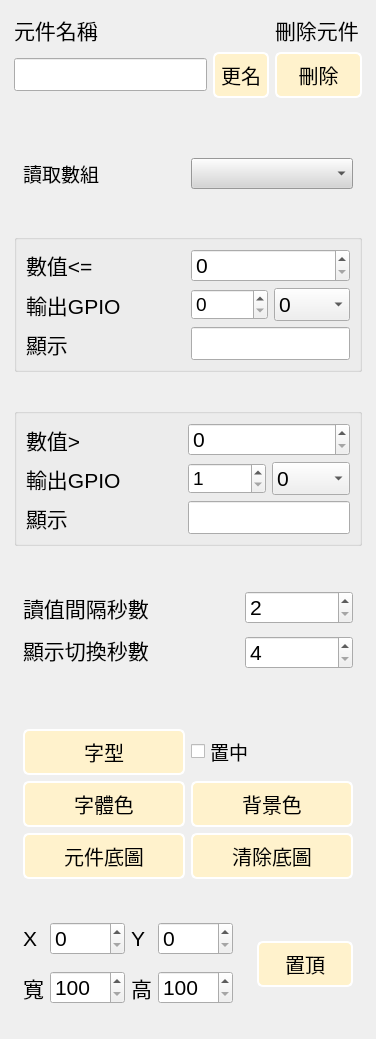
Old version of the form src/ActiveManager/LayerEditor.ui in the repository roger0816/BoardT.
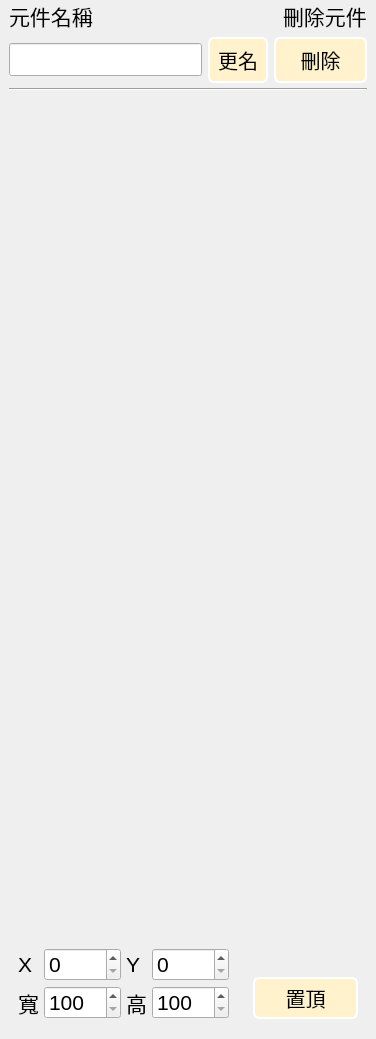
New version of the form. The open tabs and pages were chosen to show the change. Custom widgets are drawn as their Qt base class.

```diff
--- a/src/ActiveManager/LayerEditor.ui
+++ b/src/ActiveManager/LayerEditor.ui
@@ -88,21 +88,24 @@
     border-width: 2px;
 }</string>
      </property>
-     <layout class="QVBoxLayout" name="verticalLayout_2" stretch="0,3,0">
+     <layout class="QVBoxLayout" name="verticalLayout_2">
+      <property name="spacing">
+       <number>5</number>
+      </property>
       <property name="leftMargin">
-       <number>5</number>
+       <number>0</number>
       </property>
       <property name="topMargin">
-       <number>5</number>
+       <number>0</number>
       </property>
       <property name="rightMargin">
-       <number>5</number>
+       <number>0</number>
       </property>
       <property name="bottomMargin">
-       <number>5</number>
+       <number>0</number>
       </property>
       <item>
-       <widget class="QWidget" name="widget" native="true">
+       <widget class="QWidget" name="wTop" native="true">
         <property name="sizePolicy">
          <sizepolicy hsizetype="Preferred" vsizetype="Fixed">
           <horstretch>0</horstretch>
@@ -121,7 +124,29 @@
          </font>
         </property>
         <layout class="QGridLayout" name="gridLayout_2">
-         <item row="1" column="0">
+         <property name="topMargin">
+          <number>0</number>
+         </property>
+         <property name="bottomMargin">
+          <number>0</number>
+         </property>
+         <property name="verticalSpacing">
+          <number>5</number>
+         </property>
+         <item row="0" column="1">
+          <spacer name="horizontalSpacer">
+           <property name="orientation">
+            <enum>Qt::Horizontal</enum>
+           </property>
+           <property name="sizeHint" stdset="0">
+            <size>
+             <width>40</width>
+             <height>20</height>
+            </size>
+           </property>
+          </spacer>
+         </item>
+         <item row="1" column="0" colspan="3">
           <widget class="QWidget" name="widget_4" native="true">
            <property name="minimumSize">
             <size>
@@ -189,24 +214,24 @@
               </property>
              </widget>
             </item>
+            <item>
+             <widget class="QPushButton" name="btnDelete">
+              <property name="font">
+               <font>
+                <pointsize>-1</pointsize>
+                <weight>50</weight>
+                <italic>false</italic>
+                <bold>false</bold>
+               </font>
+              </property>
+              <property name="text">
+               <string>刪除</string>
+              </property>
+             </widget>
+            </item>
            </layout>
           </widget>
          </item>
-         <item row="1" column="1">
-          <widget class="QPushButton" name="btnDelete">
-           <property name="font">
-            <font>
-             <pointsize>-1</pointsize>
-             <weight>50</weight>
-             <italic>false</italic>
-             <bold>false</bold>
-            </font>
-           </property>
-           <property name="text">
-            <string>刪除</string>
-           </property>
-          </widget>
-         </item>
          <item row="0" column="0">
           <widget class="QLabel" name="label_7">
            <property name="font">
@@ -219,8 +244,8 @@
            </property>
           </widget>
          </item>
-         <item row="0" column="1">
-          <widget class="QLabel" name="label_8">
+         <item row="0" column="2">
+          <widget class="QLabel" name="label_5">
            <property name="font">
             <font>
              <pointsize>16</pointsize>
@@ -231,20 +256,33 @@
            </property>
           </widget>
          </item>
+         <item row="2" column="0" colspan="3">
+          <widget class="Line" name="line">
+           <property name="orientation">
+            <enum>Qt::Horizontal</enum>
+           </property>
+          </widget>
+         </item>
         </layout>
        </widget>
       </item>
       <item>
        <widget class="QStackedWidget" name="stackType">
+        <property name="sizePolicy">
+         <sizepolicy hsizetype="Preferred" vsizetype="Minimum">
+          <horstretch>0</horstretch>
+          <verstretch>0</verstretch>
+         </sizepolicy>
+        </property>
         <property name="font">
          <font>
           <pointsize>16</pointsize>
          </font>
         </property>
         <property name="currentIndex">
-         <number>5</number>
+         <number>0</number>
         </property>
-        <widget class="QWidget" name="pageText">
+        <widget class="EditLabel" name="pageText">
          <property name="font">
           <font>
            <pointsize>16</pointsize>
@@ -263,265 +301,6 @@
           <property name="bottomMargin">
            <number>0</number>
           </property>
-          <item row="0" column="0">
-           <widget class="QWidget" name="widget_6" native="true">
-            <property name="font">
-             <font>
-              <pointsize>16</pointsize>
-             </font>
-            </property>
-            <layout class="QGridLayout" name="gridLayout_5">
-             <property name="leftMargin">
-              <number>0</number>
-             </property>
-             <property name="topMargin">
-              <number>0</number>
-             </property>
-             <property name="rightMargin">
-              <number>0</number>
-             </property>
-             <property name="bottomMargin">
-              <number>0</number>
-             </property>
-             <property name="spacing">
-              <number>10</number>
-             </property>
-             <item row="2" column="0" colspan="2">
-              <widget class="QPushButton" name="btnSelectFont">
-               <property name="font">
-                <font>
-                 <pointsize>-1</pointsize>
-                 <weight>50</weight>
-                 <italic>false</italic>
-                 <bold>false</bold>
-                </font>
-               </property>
-               <property name="text">
-                <string>選擇字型</string>
-               </property>
-              </widget>
-             </item>
-             <item row="3" column="0" colspan="4">
-              <widget class="QWidget" name="widget_10" native="true">
-               <property name="minimumSize">
-                <size>
-                 <width>100</width>
-                 <height>100</height>
-                </size>
-               </property>
-               <layout class="QGridLayout" name="gridLayout_4">
-                <property name="leftMargin">
-                 <number>0</number>
-                </property>
-                <property name="topMargin">
-                 <number>0</number>
-                </property>
-                <property name="rightMargin">
-                 <number>0</number>
-                </property>
-                <property name="bottomMargin">
-                 <number>0</number>
-                </property>
-                <item row="0" column="1">
-                 <widget class="QPushButton" name="btnBgColor">
-                  <property name="sizePolicy">
-                   <sizepolicy hsizetype="Preferred" vsizetype="Preferred">
-                    <horstretch>0</horstretch>
-                    <verstretch>0</verstretch>
-                   </sizepolicy>
-                  </property>
-                  <property name="minimumSize">
-                   <size>
-                    <width>96</width>
-                    <height>42</height>
-                   </size>
-                  </property>
-                  <property name="maximumSize">
-                   <size>
-                    <width>16777215</width>
-                    <height>16777215</height>
-                   </size>
-                  </property>
-                  <property name="font">
-                   <font>
-                    <pointsize>-1</pointsize>
-                    <weight>50</weight>
-                    <italic>false</italic>
-                    <bold>false</bold>
-                   </font>
-                  </property>
-                  <property name="text">
-                   <string>背景色</string>
-                  </property>
-                 </widget>
-                </item>
-                <item row="1" column="1">
-                 <widget class="QPushButton" name="btnClearBg">
-                  <property name="sizePolicy">
-                   <sizepolicy hsizetype="Preferred" vsizetype="Preferred">
-                    <horstretch>0</horstretch>
-                    <verstretch>0</verstretch>
-                   </sizepolicy>
-                  </property>
-                  <property name="minimumSize">
-                   <size>
-                    <width>96</width>
-                    <height>42</height>
-                   </size>
-                  </property>
-                  <property name="font">
-                   <font>
-                    <pointsize>-1</pointsize>
-                    <weight>50</weight>
-                    <italic>false</italic>
-                    <bold>false</bold>
-                   </font>
-                  </property>
-                  <property name="text">
-                   <string>清除底圖</string>
-                  </property>
-                 </widget>
-                </item>
-                <item row="1" column="0">
-                 <widget class="QPushButton" name="btnBgImage">
-                  <property name="sizePolicy">
-                   <sizepolicy hsizetype="Preferred" vsizetype="Preferred">
-                    <horstretch>0</horstretch>
-                    <verstretch>0</verstretch>
-                   </sizepolicy>
-                  </property>
-                  <property name="minimumSize">
-                   <size>
-                    <width>96</width>
-                    <height>42</height>
-                   </size>
-                  </property>
-                  <property name="font">
-                   <font>
-                    <pointsize>-1</pointsize>
-                    <weight>50</weight>
-                    <italic>false</italic>
-                    <bold>false</bold>
-                   </font>
-                  </property>
-                  <property name="focusPolicy">
-                   <enum>Qt::NoFocus</enum>
-                  </property>
-                  <property name="text">
-                   <string>元件底圖</string>
-                  </property>
-                 </widget>
-                </item>
-                <item row="0" column="0">
-                 <widget class="QPushButton" name="btnTxtColor">
-                  <property name="sizePolicy">
-                   <sizepolicy hsizetype="Preferred" vsizetype="Preferred">
-                    <horstretch>0</horstretch>
-                    <verstretch>0</verstretch>
-                   </sizepolicy>
-                  </property>
-                  <property name="minimumSize">
-                   <size>
-                    <width>96</width>
-                    <height>42</height>
-                   </size>
-                  </property>
-                  <property name="maximumSize">
-                   <size>
-                    <width>16777215</width>
-                    <height>16777215</height>
-                   </size>
-                  </property>
-                  <property name="font">
-                   <font>
-                    <pointsize>-1</pointsize>
-                    <weight>50</weight>
-                    <italic>false</italic>
-                    <bold>false</bold>
-                   </font>
-                  </property>
-                  <property name="text">
-                   <string>字體色</string>
-                  </property>
-                 </widget>
-                </item>
-               </layout>
-              </widget>
-             </item>
-             <item row="6" column="2">
-              <spacer name="verticalSpacer_3">
-               <property name="orientation">
-                <enum>Qt::Vertical</enum>
-               </property>
-               <property name="sizeHint" stdset="0">
-                <size>
-                 <width>20</width>
-                 <height>40</height>
-                </size>
-               </property>
-              </spacer>
-             </item>
-             <item row="0" column="0" colspan="4">
-              <widget class="QWidget" name="widget_9" native="true">
-               <layout class="QHBoxLayout" name="horizontalLayout_6">
-                <item>
-                 <widget class="QLabel" name="label_5">
-                  <property name="sizePolicy">
-                   <sizepolicy hsizetype="Maximum" vsizetype="Preferred">
-                    <horstretch>0</horstretch>
-                    <verstretch>0</verstretch>
-                   </sizepolicy>
-                  </property>
-                  <property name="font">
-                   <font>
-                    <pointsize>16</pointsize>
-                   </font>
-                  </property>
-                  <property name="text">
-                   <string>文字:</string>
-                  </property>
-                 </widget>
-                </item>
-                <item>
-                 <widget class="QLineEdit" name="txtText">
-                  <property name="font">
-                   <font>
-                    <pointsize>20</pointsize>
-                   </font>
-                  </property>
-                  <property name="text">
-                   <string>TEXT</string>
-                  </property>
-                 </widget>
-                </item>
-               </layout>
-              </widget>
-             </item>
-             <item row="6" column="3">
-              <widget class="QLabel" name="label_18">
-               <property name="text">
-                <string/>
-               </property>
-              </widget>
-             </item>
-             <item row="2" column="2" colspan="2">
-              <widget class="QCheckBox" name="chCent">
-               <property name="font">
-                <font>
-                 <pointsize>16</pointsize>
-                </font>
-               </property>
-               <property name="text">
-                <string>文字置中</string>
-               </property>
-               <property name="checked">
-                <bool>true</bool>
-               </property>
-              </widget>
-             </item>
-            </layout>
-           </widget>
-          </item>
          </layout>
         </widget>
         <widget class="QWidget" name="pagePic">
@@ -851,7 +630,7 @@
           </item>
          </layout>
         </widget>
-        <widget class="QWidget" name="pageTxValue">
+        <widget class="EditTxObj" name="pageTxValue">
          <layout class="QGridLayout" name="gridLayout_12">
           <property name="topMargin">
            <number>0</number>
@@ -862,569 +641,12 @@
           <property name="horizontalSpacing">
            <number>0</number>
           </property>
-          <item row="0" column="0">
-           <widget class="QWidget" name="widget_3" native="true">
-            <property name="minimumSize">
-             <size>
-              <width>150</width>
-              <height>300</height>
-             </size>
-            </property>
-            <property name="font">
-             <font>
-              <pointsize>16</pointsize>
-             </font>
-            </property>
-            <layout class="QVBoxLayout" name="verticalLayout_3">
-             <property name="spacing">
-              <number>0</number>
-             </property>
-             <property name="leftMargin">
-              <number>0</number>
-             </property>
-             <property name="topMargin">
-              <number>0</number>
-             </property>
-             <property name="rightMargin">
-              <number>0</number>
-             </property>
-             <property name="bottomMargin">
-              <number>0</number>
-             </property>
-             <item>
-              <widget class="QWidget" name="widget_12" native="true">
-               <property name="sizePolicy">
-                <sizepolicy hsizetype="Preferred" vsizetype="Fixed">
-                 <horstretch>0</horstretch>
-                 <verstretch>0</verstretch>
-                </sizepolicy>
-               </property>
-               <property name="minimumSize">
-                <size>
-                 <width>0</width>
-                 <height>40</height>
-                </size>
-               </property>
-               <layout class="QHBoxLayout" name="horizontalLayout_5">
-                <item>
-                 <widget class="QLabel" name="label_10">
-                  <property name="font">
-                   <font>
-                    <pointsize>14</pointsize>
-                   </font>
-                  </property>
-                  <property name="text">
-                   <string>讀取數組</string>
-                  </property>
-                 </widget>
-                </item>
-                <item>
-                 <widget class="QComboBox" name="cbTxValue">
-                  <property name="font">
-                   <font>
-                    <pointsize>14</pointsize>
-                   </font>
-                  </property>
-                  <property name="styleSheet">
-                   <string notr="true">background-color: rgb(213, 213, 213);</string>
-                  </property>
-                 </widget>
-                </item>
-               </layout>
-              </widget>
-             </item>
-             <item>
-              <widget class="QGroupBox" name="groupBox">
-               <property name="sizePolicy">
-                <sizepolicy hsizetype="Preferred" vsizetype="Fixed">
-                 <horstretch>0</horstretch>
-                 <verstretch>0</verstretch>
-                </sizepolicy>
-               </property>
-               <property name="minimumSize">
-                <size>
-                 <width>0</width>
-                 <height>40</height>
-                </size>
-               </property>
-               <property name="font">
-                <font>
-                 <pointsize>16</pointsize>
-                </font>
-               </property>
-               <property name="title">
-                <string/>
-               </property>
-               <layout class="QGridLayout" name="gridLayout_13" rowstretch="1,0,0" columnstretch="2,1,1">
-                <item row="1" column="1" colspan="2">
-                 <widget class="QWidget" name="widget_15" native="true">
-                  <property name="font">
-                   <font>
-                    <pointsize>14</pointsize>
-                   </font>
-                  </property>
-                  <layout class="QHBoxLayout" name="horizontalLayout_7">
-                   <property name="leftMargin">
-                    <number>0</number>
-                   </property>
-                   <property name="topMargin">
-                    <number>0</number>
-                   </property>
-                   <property name="rightMargin">
-                    <number>0</number>
-                   </property>
-                   <property name="bottomMargin">
-                    <number>0</number>
-                   </property>
-                   <item>
-                    <widget class="QSpinBox" name="spinBox">
-                     <property name="maximum">
-                      <number>1</number>
-                     </property>
-                     <property name="singleStep">
-                      <number>40</number>
-                     </property>
-                    </widget>
-                   </item>
-                   <item>
-                    <widget class="QComboBox" name="comboBox_2">
-                     <property name="font">
-                      <font>
-                       <pointsize>16</pointsize>
-                      </font>
-                     </property>
-                     <item>
-                      <property name="text">
-                       <string>0</string>
-                      </property>
-                     </item>
-                     <item>
-                      <property name="text">
-                       <string>1</string>
-                      </property>
-                     </item>
-                    </widget>
-                   </item>
-                  </layout>
-                 </widget>
-                </item>
-                <item row="0" column="1" colspan="2">
-                 <widget class="QSpinBox" name="sbMin">
-                  <property name="font">
-                   <font>
-                    <pointsize>16</pointsize>
-                   </font>
-                  </property>
-                 </widget>
-                </item>
-                <item row="0" column="0">
-                 <widget class="QLabel" name="label_11">
-                  <property name="font">
-                   <font>
-                    <pointsize>16</pointsize>
-                   </font>
-                  </property>
-                  <property name="text">
-                   <string>數值&lt;=</string>
-                  </property>
-                 </widget>
-                </item>
-                <item row="2" column="1" colspan="2">
-                 <widget class="QLineEdit" name="txTxValueMinMsg">
-                  <property name="font">
-                   <font>
-                    <pointsize>16</pointsize>
-                   </font>
-                  </property>
-                 </widget>
-                </item>
-                <item row="2" column="0">
-                 <widget class="QLabel" name="label_15">
-                  <property name="font">
-                   <font>
-                    <pointsize>16</pointsize>
-                   </font>
-                  </property>
-                  <property name="text">
-                   <string>顯示</string>
-                  </property>
-                 </widget>
-                </item>
-                <item row="1" column="0">
-                 <widget class="QLabel" name="label_16">
-                  <property name="font">
-                   <font>
-                    <pointsize>16</pointsize>
-                   </font>
-                  </property>
-                  <property name="text">
-                   <string>輸出GPIO</string>
-                  </property>
-                 </widget>
-                </item>
-               </layout>
-              </widget>
-             </item>
-             <item>
-              <widget class="QGroupBox" name="groupBox_2">
-               <property name="sizePolicy">
-                <sizepolicy hsizetype="Preferred" vsizetype="Fixed">
-                 <horstretch>0</horstretch>
-                 <verstretch>0</verstretch>
-                </sizepolicy>
-               </property>
-               <property name="minimumSize">
-                <size>
-                 <width>0</width>
-                 <height>40</height>
-                </size>
-               </property>
-               <property name="font">
-                <font>
-                 <pointsize>16</pointsize>
-                </font>
-               </property>
-               <property name="title">
-                <string/>
-               </property>
-               <layout class="QGridLayout" name="gridLayout_14" columnstretch="2,1,1">
-                <item row="0" column="0">
-                 <widget class="QLabel" name="label_12">
-                  <property name="font">
-                   <font>
-                    <pointsize>16</pointsize>
-                   </font>
-                  </property>
-                  <property name="text">
-                   <string>數值&gt;</string>
-                  </property>
-                 </widget>
-                </item>
-                <item row="1" column="2">
-                 <widget class="QComboBox" name="comboBox_4">
-                  <property name="font">
-                   <font>
-                    <pointsize>16</pointsize>
-                   </font>
-                  </property>
-                  <item>
-                   <property name="text">
-                    <string>0</string>
-                   </property>
-                  </item>
-                  <item>
-                   <property name="text">
-                    <string>1</string>
-                   </property>
-                  </item>
-                 </widget>
-                </item>
-                <item row="2" column="1" colspan="2">
-                 <widget class="QLineEdit" name="txTxValueMaxMsg">
-                  <property name="font">
-                   <font>
-                    <pointsize>16</pointsize>
-                   </font>
-                  </property>
-                 </widget>
-                </item>
-                <item row="2" column="0">
-                 <widget class="QLabel" name="label_17">
-                  <property name="font">
-                   <font>
-                    <pointsize>16</pointsize>
-                   </font>
-                  </property>
-                  <property name="text">
-                   <string>顯示</string>
-                  </property>
-                 </widget>
-                </item>
-                <item row="1" column="0">
-                 <widget class="QLabel" name="label_19">
-                  <property name="font">
-                   <font>
-                    <pointsize>16</pointsize>
-                   </font>
-                  </property>
-                  <property name="text">
-                   <string>輸出GPIO</string>
-                  </property>
-                 </widget>
-                </item>
-                <item row="0" column="1" colspan="2">
-                 <widget class="QSpinBox" name="sbMax">
-                  <property name="font">
-                   <font>
-                    <pointsize>16</pointsize>
-                   </font>
-                  </property>
-                 </widget>
-                </item>
-                <item row="1" column="1">
-                 <widget class="QSpinBox" name="spinBox_2">
-                  <property name="font">
-                   <font>
-                    <pointsize>14</pointsize>
-                   </font>
-                  </property>
-                  <property name="minimum">
-                   <number>1</number>
-                  </property>
-                  <property name="maximum">
-                   <number>40</number>
-                  </property>
-                 </widget>
-                </item>
-               </layout>
-              </widget>
-             </item>
-             <item>
-              <widget class="QWidget" name="widget_11" native="true">
-               <property name="sizePolicy">
-                <sizepolicy hsizetype="Preferred" vsizetype="Fixed">
-                 <horstretch>0</horstretch>
-                 <verstretch>0</verstretch>
-                </sizepolicy>
-               </property>
-               <property name="minimumSize">
-                <size>
-                 <width>0</width>
-                 <height>80</height>
-                </size>
-               </property>
-               <property name="font">
-                <font>
-                 <pointsize>16</pointsize>
-                </font>
-               </property>
-               <layout class="QGridLayout" name="gridLayout_8">
-                <item row="0" column="0" colspan="2">
-                 <widget class="QLabel" name="label_13">
-                  <property name="font">
-                   <font>
-                    <pointsize>16</pointsize>
-                   </font>
-                  </property>
-                  <property name="text">
-                   <string>讀值間隔秒數</string>
-                  </property>
-                 </widget>
-                </item>
-                <item row="0" column="2">
-                 <widget class="QSpinBox" name="sbTxValueRead">
-                  <property name="font">
-                   <font>
-                    <pointsize>16</pointsize>
-                   </font>
-                  </property>
-                  <property name="minimum">
-                   <number>2</number>
-                  </property>
-                 </widget>
-                </item>
-                <item row="1" column="0" rowspan="2" colspan="3">
-                 <widget class="QLabel" name="label_14">
-                  <property name="font">
-                   <font>
-                    <pointsize>16</pointsize>
-                   </font>
-                  </property>
-                  <property name="text">
-                   <string>顯示切換秒數</string>
-                  </property>
-                 </widget>
-                </item>
-                <item row="2" column="2">
-                 <widget class="QSpinBox" name="sbTxValueDisplay">
-                  <property name="font">
-                   <font>
-                    <pointsize>16</pointsize>
-                   </font>
-                  </property>
-                  <property name="minimum">
-                   <number>4</number>
-                  </property>
-                 </widget>
-                </item>
-               </layout>
-              </widget>
-             </item>
-            </layout>
-           </widget>
-          </item>
-          <item row="1" column="0">
-           <widget class="QWidget" name="widget_5" native="true">
-            <property name="sizePolicy">
-             <sizepolicy hsizetype="Preferred" vsizetype="Fixed">
-              <horstretch>0</horstretch>
-              <verstretch>0</verstretch>
-             </sizepolicy>
-            </property>
-            <property name="minimumSize">
-             <size>
-              <width>0</width>
-              <height>100</height>
-             </size>
-            </property>
-            <layout class="QGridLayout" name="gridLayout_10">
-             <item row="0" column="0">
-              <widget class="QPushButton" name="btnSelectFont2">
-               <property name="minimumSize">
-                <size>
-                 <width>96</width>
-                 <height>42</height>
-                </size>
-               </property>
-               <property name="text">
-                <string>字型</string>
-               </property>
-              </widget>
-             </item>
-             <item row="0" column="1">
-              <widget class="QCheckBox" name="chCent2">
-               <property name="font">
-                <font>
-                 <pointsize>14</pointsize>
-                </font>
-               </property>
-               <property name="text">
-                <string>置中</string>
-               </property>
-              </widget>
-             </item>
-             <item row="1" column="0">
-              <widget class="QPushButton" name="btnTxtColor_2">
-               <property name="sizePolicy">
-                <sizepolicy hsizetype="Preferred" vsizetype="Fixed">
-                 <horstretch>0</horstretch>
-                 <verstretch>0</verstretch>
-                </sizepolicy>
-               </property>
-               <property name="minimumSize">
-                <size>
-                 <width>96</width>
-                 <height>42</height>
-                </size>
-               </property>
-               <property name="maximumSize">
-                <size>
-                 <width>16777215</width>
-                 <height>16777215</height>
-                </size>
-               </property>
-               <property name="font">
-                <font>
-                 <pointsize>-1</pointsize>
-                 <weight>50</weight>
-                 <italic>false</italic>
-                 <bold>false</bold>
-                </font>
-               </property>
-               <property name="text">
-                <string>字體色</string>
-               </property>
-              </widget>
-             </item>
-             <item row="1" column="1">
-              <widget class="QPushButton" name="btnBgColor_2">
-               <property name="sizePolicy">
-                <sizepolicy hsizetype="Preferred" vsizetype="Fixed">
-                 <horstretch>0</horstretch>
-                 <verstretch>0</verstretch>
-                </sizepolicy>
-               </property>
-               <property name="minimumSize">
-                <size>
-                 <width>96</width>
-                 <height>42</height>
-                </size>
-               </property>
-               <property name="maximumSize">
-                <size>
-                 <width>16777215</width>
-                 <height>16777215</height>
-                </size>
-               </property>
-               <property name="font">
-                <font>
-                 <pointsize>-1</pointsize>
-                 <weight>50</weight>
-                 <italic>false</italic>
-                 <bold>false</bold>
-                </font>
-               </property>
-               <property name="text">
-                <string>背景色</string>
-               </property>
-              </widget>
-             </item>
-             <item row="2" column="0">
-              <widget class="QPushButton" name="btnBgImage_2">
-               <property name="sizePolicy">
-                <sizepolicy hsizetype="Preferred" vsizetype="Fixed">
-                 <horstretch>0</horstretch>
-                 <verstretch>0</verstretch>
-                </sizepolicy>
-               </property>
-               <property name="minimumSize">
-                <size>
-                 <width>96</width>
-                 <height>42</height>
-                </size>
-               </property>
-               <property name="font">
-                <font>
-                 <pointsize>-1</pointsize>
-                 <weight>50</weight>
-                 <italic>false</italic>
-                 <bold>false</bold>
-                </font>
-               </property>
-               <property name="focusPolicy">
-                <enum>Qt::NoFocus</enum>
-               </property>
-               <property name="text">
-                <string>元件底圖</string>
-               </property>
-              </widget>
-             </item>
-             <item row="2" column="1">
-              <widget class="QPushButton" name="btnClearBg_2">
-               <property name="sizePolicy">
-                <sizepolicy hsizetype="Preferred" vsizetype="Fixed">
-                 <horstretch>0</horstretch>
-                 <verstretch>0</verstretch>
-                </sizepolicy>
-               </property>
-               <property name="minimumSize">
-                <size>
-                 <width>96</width>
-                 <height>42</height>
-                </size>
-               </property>
-               <property name="font">
-                <font>
-                 <pointsize>-1</pointsize>
-                 <weight>50</weight>
-                 <italic>false</italic>
-                 <bold>false</bold>
-                </font>
-               </property>
-               <property name="text">
-                <string>清除底圖</string>
-               </property>
-              </widget>
-             </item>
-            </layout>
-           </widget>
-          </item>
          </layout>
         </widget>
        </widget>
       </item>
       <item>
-       <widget class="QWidget" name="widget" native="true">
+       <widget class="QWidget" name="wBottom" native="true">
         <property name="sizePolicy">
          <sizepolicy hsizetype="Preferred" vsizetype="Fixed">
           <horstretch>0</horstretch>
@@ -1434,40 +656,40 @@
         <property name="minimumSize">
          <size>
           <width>100</width>
-          <height>140</height>
+          <height>80</height>
          </size>
         </property>
-        <layout class="QGridLayout" name="gridLayout_6">
-         <item row="0" column="2" rowspan="3">
-          <widget class="QWidget" name="widget_13" native="true">
-           <layout class="QGridLayout" name="gridLayout_16">
-            <item row="0" column="0">
-             <widget class="QPushButton" name="btnToTop">
-              <property name="minimumSize">
-               <size>
-                <width>96</width>
-                <height>42</height>
-               </size>
-              </property>
-              <property name="font">
-               <font>
-                <pointsize>-1</pointsize>
-                <weight>50</weight>
-                <italic>false</italic>
-                <bold>false</bold>
-               </font>
-              </property>
-              <property name="text">
-               <string>置頂</string>
-              </property>
-             </widget>
-            </item>
-           </layout>
-          </widget>
-         </item>
-         <item row="0" column="1" rowspan="3">
+        <property name="maximumSize">
+         <size>
+          <width>16777215</width>
+          <height>100</height>
+         </size>
+        </property>
+        <layout class="QHBoxLayout" name="horizontalLayout_6">
+         <property name="topMargin">
+          <number>0</number>
+         </property>
+         <property name="bottomMargin">
+          <number>11</number>
+         </property>
+         <item>
           <widget class="QWidget" name="widget_14" native="true">
+           <property name="sizePolicy">
+            <sizepolicy hsizetype="Preferred" vsizetype="Fixed">
+             <horstretch>0</horstretch>
+             <verstretch>0</verstretch>
+            </sizepolicy>
+           </property>
            <layout class="QGridLayout" name="gridLayout_15">
+            <property name="topMargin">
+             <number>0</number>
+            </property>
+            <property name="bottomMargin">
+             <number>0</number>
+            </property>
+            <property name="spacing">
+             <number>5</number>
+            </property>
             <item row="0" column="3">
              <widget class="QSpinBox" name="sbY">
               <property name="sizePolicy">
@@ -1603,6 +825,52 @@
            </layout>
           </widget>
          </item>
+         <item>
+          <widget class="QWidget" name="widget_13" native="true">
+           <property name="sizePolicy">
+            <sizepolicy hsizetype="Preferred" vsizetype="Fixed">
+             <horstretch>0</horstretch>
+             <verstretch>0</verstretch>
+            </sizepolicy>
+           </property>
+           <layout class="QGridLayout" name="gridLayout_16">
+            <item row="1" column="0">
+             <widget class="QPushButton" name="btnToTop">
+              <property name="minimumSize">
+               <size>
+                <width>96</width>
+                <height>42</height>
+               </size>
+              </property>
+              <property name="font">
+               <font>
+                <pointsize>-1</pointsize>
+                <weight>50</weight>
+                <italic>false</italic>
+                <bold>false</bold>
+               </font>
+              </property>
+              <property name="text">
+               <string>置頂</string>
+              </property>
+             </widget>
+            </item>
+            <item row="0" column="0">
+             <spacer name="verticalSpacer_3">
+              <property name="orientation">
+               <enum>Qt::Vertical</enum>
+              </property>
+              <property name="sizeHint" stdset="0">
+               <size>
+                <width>20</width>
+                <height>40</height>
+               </size>
+              </property>
+             </spacer>
+            </item>
+           </layout>
+          </widget>
+         </item>
         </layout>
        </widget>
       </item>
@@ -1611,6 +879,20 @@
    </item>
   </layout>
  </widget>
+ <customwidgets>
+  <customwidget>
+   <class>EditLabel</class>
+   <extends>QWidget</extends>
+   <header>EditLabel.h</header>
+   <container>1</container>
+  </customwidget>
+  <customwidget>
+   <class>EditTxObj</class>
+   <extends>QWidget</extends>
+   <header>EditTxObj.h</header>
+   <container>1</container>
+  </customwidget>
+ </customwidgets>
  <resources/>
  <connections/>
 </ui>
```
